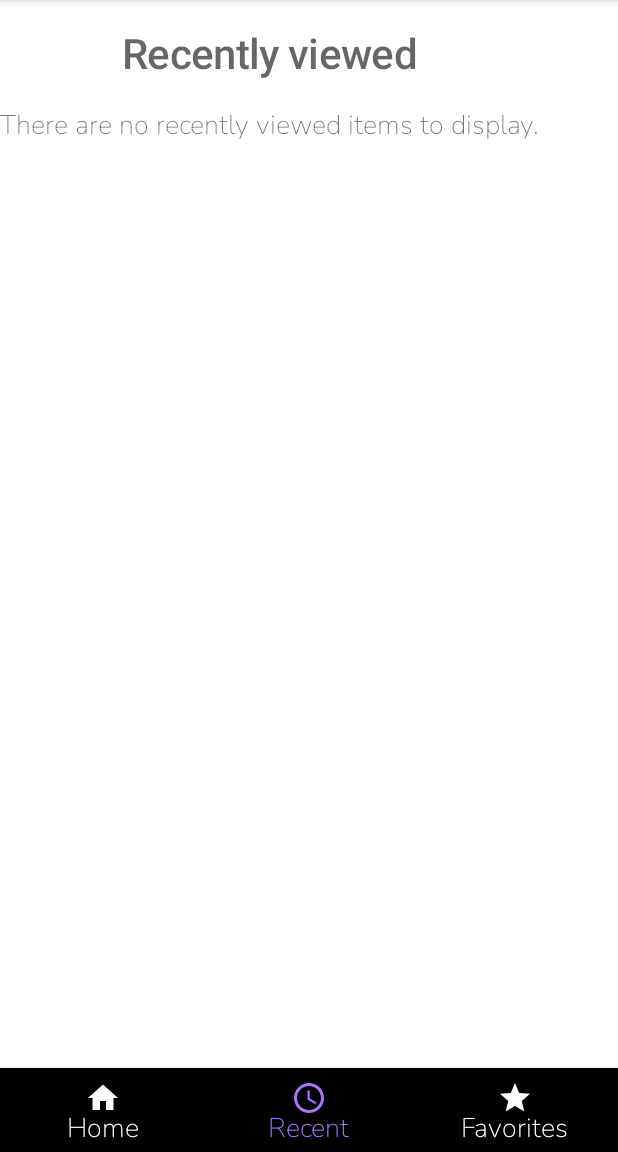
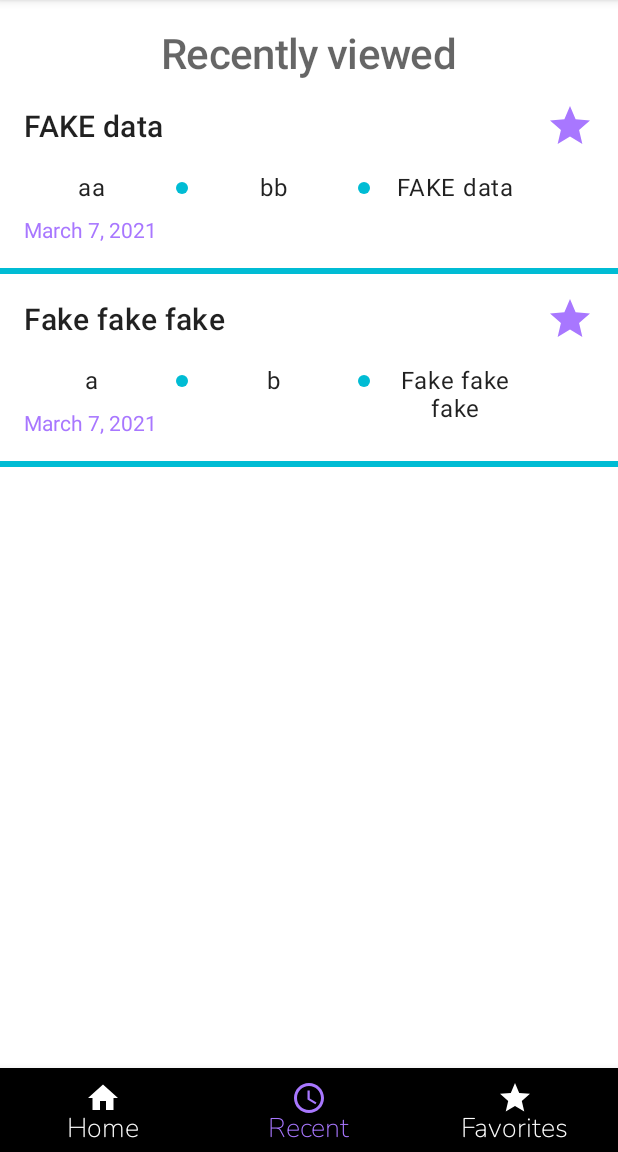
Before and after one commit to kikifreena/HeartOfTaiwanese, an Android app: the screen it shows after launch (MainActivity), item 2 of the bottom bar chosen, on a phone screen of 412 x 824 dp, the part 84-1236 px from its top. Run offline under Robolectric (Android 15) with nearby library versions, the phone set to English and light mode, and no system bars.

Commit message:
Fix recycler view constraints

```diff
--- a/app/src/main/java/edu/mills/heartoftaiwanese/activity/adapter/WordListAdapter.kt
+++ b/app/src/main/java/edu/mills/heartoftaiwanese/activity/adapter/WordListAdapter.kt
@@ -38,11 +38,13 @@ class WordListAdapter :
                 if (value) {
                     // Display the favorite button as colorPrimary
                     binding.favoriteSelector.imageTintList = ColorStateList.valueOf(
-                        binding.root.resources.getColor(R.color.colorPrimary, null)
+                        binding.root.resources.getColor(R.color.colorPrimaryDark, null)
                     )
                 } else {
                     // Unfavorite; clear the favorite button.
-                    binding.favoriteSelector.imageTintList = null
+                    binding.favoriteSelector.imageTintList = ColorStateList.valueOf(
+                        binding.root.resources.getColor(R.color.colorPrimary, null)
+                    )
                 }
             }
 
--- a/app/src/main/java/edu/mills/heartoftaiwanese/activity/recent/RecentFragment.kt
+++ b/app/src/main/java/edu/mills/heartoftaiwanese/activity/recent/RecentFragment.kt
@@ -34,6 +34,7 @@ class RecentFragment : Fragment(), RecentContract.RecentView,
             favoriteButtonListener = this@RecentFragment
         }
         recyclerView.adapter = adapter
+        viewModel.getUpdatedWordList()
     }
 
     /**
@@ -44,7 +45,7 @@ class RecentFragment : Fragment(), RecentContract.RecentView,
      */
     override fun onFavoriteClicked(word: DatabaseWord): Boolean {
         viewModel.favoriteWord(word)
-        TODO("Not yet implemented")
+        return word.favorite
     }
 
     override fun onWordListChanged(newWordList: List<DatabaseWord>) {
--- a/app/src/main/java/edu/mills/heartoftaiwanese/activity/recent/RecentViewModel.kt
+++ b/app/src/main/java/edu/mills/heartoftaiwanese/activity/recent/RecentViewModel.kt
@@ -2,25 +2,30 @@ package edu.mills.heartoftaiwanese.activity.recent
 
 import android.content.Context
 import edu.mills.heartoftaiwanese.data.DatabaseWord
+import edu.mills.heartoftaiwanese.data.Word
+import java.util.Date
 
 class RecentViewModel : RecentContract.RecentViewModel {
     private lateinit var view: RecentContract.RecentView
 
     override fun configure(view: RecentContract.RecentView, context: Context) {
         this.view = view
-        getUpdatedWordList()
-        TODO("Not yet implemented")
+        view.onConfigurationSuccess()
     }
 
     /**
      * Favorite a word, or unfavorite it if it's already favorited
      */
     override fun favoriteWord(word: DatabaseWord) {
-        TODO("Not yet implemented")
+
     }
 
     override fun getUpdatedWordList(): Boolean {
-        view.onWordListChanged(listOf())
-        TODO("Not yet implemented")
+        val testList = listOf(
+            DatabaseWord(Word("aa", "bb", "FAKE data"), 1, false, Date()),
+            DatabaseWord(Word("a", "b", "Fake fake fake"), 2, false, Date())
+        )
+        view.onWordListChanged(testList)
+        return true
     }
 }
--- a/app/src/main/res/layout/fragment_recent.xml
+++ b/app/src/main/res/layout/fragment_recent.xml
@@ -3,8 +3,7 @@
     xmlns:app="http://schemas.android.com/apk/res-auto"
     xmlns:tools="http://schemas.android.com/tools"
     android:layout_width="match_parent"
-    android:layout_height="match_parent"
-    android:layout_margin="16dp">
+    android:layout_height="match_parent">
 
     <TextView
         android:id="@+id/recentFragmentTitle"
@@ -22,9 +21,8 @@
     <androidx.recyclerview.widget.RecyclerView
         android:id="@+id/recyclerViewRecent"
         android:layout_width="match_parent"
-        android:layout_height="0dp"
+        android:layout_height="wrap_content"
         app:layoutManager="LinearLayoutManager"
-        app:layout_constraintBottom_toBottomOf="parent"
         app:layout_constraintEnd_toEndOf="parent"
         app:layout_constraintStart_toStartOf="parent"
         app:layout_constraintTop_toBottomOf="@id/recentFragmentTitle" />
@@ -34,9 +32,10 @@
         android:layout_height="wrap_content"
         android:layout_marginTop="@dimen/element_vertical_margin"
         android:layout_marginBottom="@dimen/element_vertical_margin"
+        android:visibility="gone"
         android:text="@string/recentlyViewedNone"
         app:layout_constraintEnd_toEndOf="parent"
         app:layout_constraintStart_toStartOf="parent"
         app:layout_constraintTop_toBottomOf="@id/recentFragmentTitle"
-        tools:visibility="gone" />
+        tools:visibility="visible" />
 </androidx.constraintlayout.widget.ConstraintLayout>
--- a/app/src/main/res/layout/layout_word_item.xml
+++ b/app/src/main/res/layout/layout_word_item.xml
@@ -3,7 +3,7 @@
     xmlns:app="http://schemas.android.com/apk/res-auto"
     xmlns:tools="http://schemas.android.com/tools"
     android:layout_width="match_parent"
-    android:layout_height="match_parent">
+    android:layout_height="wrap_content">
 
     <TextView
         android:id="@+id/tvWordTitle"
@@ -22,8 +22,8 @@
 
     <ImageView
         android:id="@+id/favoriteSelector"
-        android:layout_width="wrap_content"
-        android:layout_height="wrap_content"
+        android:layout_width="32dp"
+        android:layout_height="32dp"
         android:layout_margin="@dimen/element_vertical_margin"
         android:background="?attr/selectableItemBackgroundBorderless"
         android:clickable="true"
@@ -105,4 +105,12 @@
         app:layout_constraintTop_toBottomOf="@id/tvLeftText"
         tools:text="March 01, 2021" />
 
+    <View
+        android:id="@+id/divider"
+        android:layout_width="match_parent"
+        android:layout_height="4dp"
+        android:layout_marginTop="@dimen/element_vertical_margin"
+        android:background="@color/colorAccent"
+        app:layout_constraintBottom_toBottomOf="parent"
+        app:layout_constraintTop_toBottomOf="@id/tvLastAccessed" />
 </androidx.constraintlayout.widget.ConstraintLayout>
```
